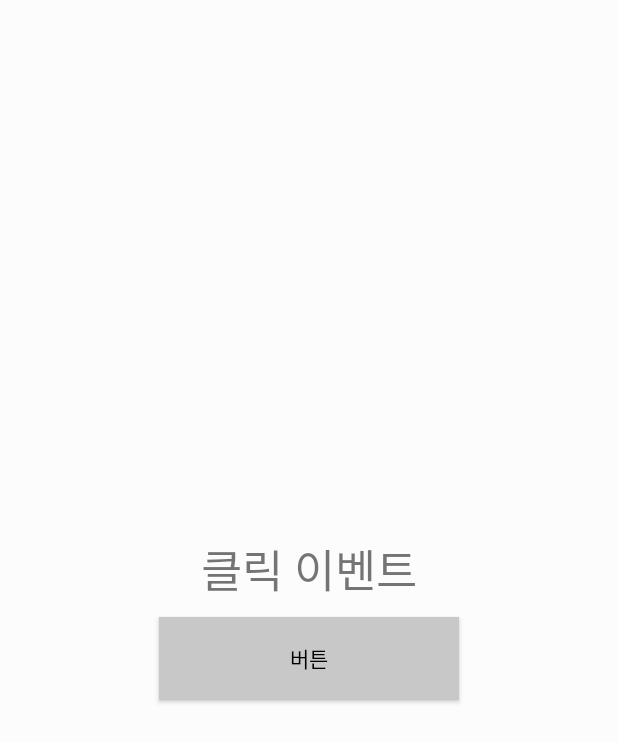
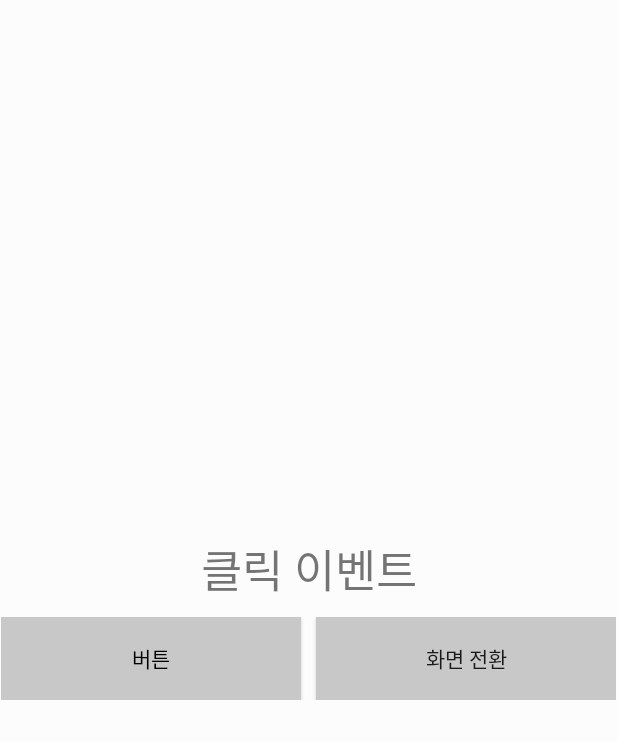
Before and after one commit to SongChaeYoung98/test-application, an Android app: the screen it shows after launch (MainActivity), on a phone screen of 412 x 824 dp. Shown: the top 742 px of the screen. Run offline under Robolectric (Android 15) with nearby library versions, the phone set to English and light mode, and no system bars.

Commit message:
[UPDATE] 과제 4
6일차 (23.11.24)
Author : SongChaeYoung98
2023-11-16 16:00

```diff
--- a/app/src/main/AndroidManifest.xml
+++ b/app/src/main/AndroidManifest.xml
@@ -22,6 +22,11 @@
             </intent-filter>
         </activity>
 
+        <activity
+            android:name=".edit_text"
+            android:exported="true"
+            android:launchMode="singleTop"/>
+
     </application>
 
 </manifest>
--- a/app/src/main/java/com/example/testapplication/MainActivity.java
+++ b/app/src/main/java/com/example/testapplication/MainActivity.java
@@ -1,5 +1,6 @@
 package com.example.testapplication;
 
+import android.content.Intent;
 import android.graphics.drawable.ColorDrawable;
 import android.os.Bundle;
 import android.view.MotionEvent;
@@ -22,6 +23,9 @@ public class MainActivity extends AppCompatActivity {
         TextView textView = findViewById(R.id.main_textView);
         Button button = findViewById(R.id.main_button);
         LinearLayout parent_layout = findViewById(R.id.main_layout);
+
+        // 과제 4
+        Button button1 = findViewById(R.id.main_change_button);
 
         // 과제 3
         button.setOnClickListener(new View.OnClickListener() {
@@ -57,5 +61,15 @@ public class MainActivity extends AppCompatActivity {
             }
         });
 
+        // 과제 4
+        button1.setOnClickListener(new View.OnClickListener() {
+            @Override
+            public void onClick(View view) {
+                Intent intent = new Intent(MainActivity.this, edit_text.class);
+                startActivity(intent);
+                finish();
+            }
+        });
+
     }
 }
--- a/app/src/main/res/layout/main.xml
+++ b/app/src/main/res/layout/main.xml
@@ -17,6 +17,11 @@
         android:text="@string/main_default_textView"
         android:textSize="30sp"/>
 
+    <LinearLayout
+        android:layout_width="wrap_content"
+        android:layout_height="wrap_content"
+        android:orientation="horizontal">
+
         <Button
             android:id="@+id/main_button"
             android:layout_width="200dp"
@@ -25,4 +30,14 @@
             android:textColor="@color/black"
             android:background="@color/grey"/>
 
+        <Button
+            android:id="@+id/main_change_button"
+            android:layout_width="200dp"
+            android:layout_height="55dp"
+            android:layout_marginStart="10dp"
+            android:background="@color/grey"
+            android:text="@string/main_change"/>
+
     </LinearLayout>
+
+</LinearLayout>
--- a/app/src/main/res/values/strings.xml
+++ b/app/src/main/res/values/strings.xml
@@ -1,8 +1,15 @@
 <resources>
     <string name="app_name">TestApplication</string>
 
+    <!-- MainActivity -->
     <string name="main_default_textView">클릭 이벤트</string>
     <string name="main_button">버튼</string>
     <string name="main_textView_0">Color : main</string>
     <string name="main_textVIew_1">Color : grey</string>
+    <string name="main_change">화면 전환</string>
+
+    <!-- Edit Text -->
+    <string name="edit_text_title">이용안내</string>
+
+
 </resources>
```
Also changed, not shown: app/src/main/java/com/example/testapplication/edit_text.java (added, +14 -0 lines), app/src/main/res/drawable/btn_close.xml (added, +18 -0 lines), app/src/main/res/layout/edit_text.xml (added, +38 -0 lines), app/src/main/res/drawable/drawable/5.svg (added), 1 other file. Lines whose indentation alone changed are shown as unchanged.
